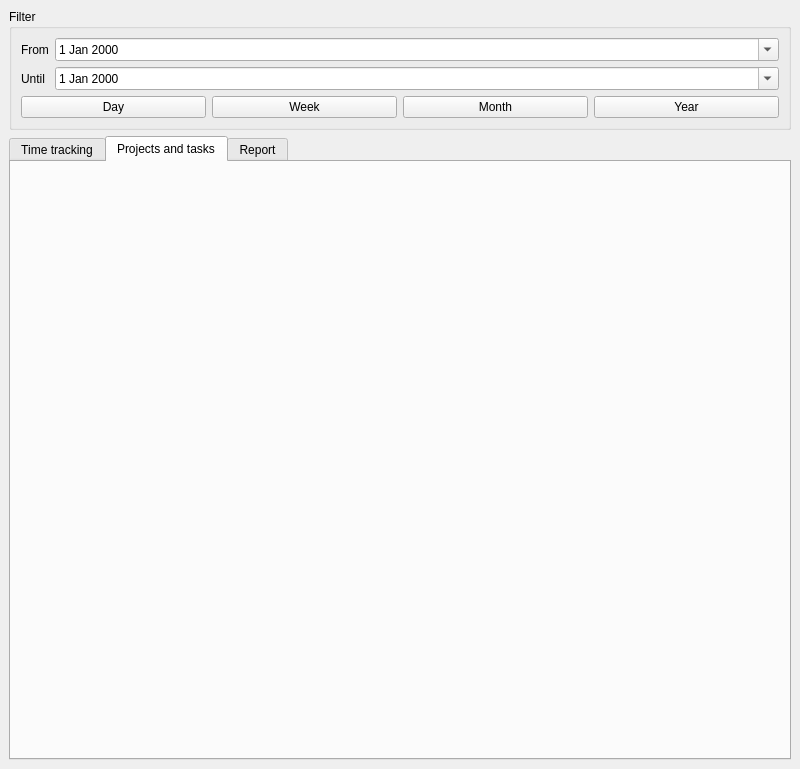
First picture: the form in timetracker/mainwindow.ui, repository tsymalla/timetracker, before the edit.
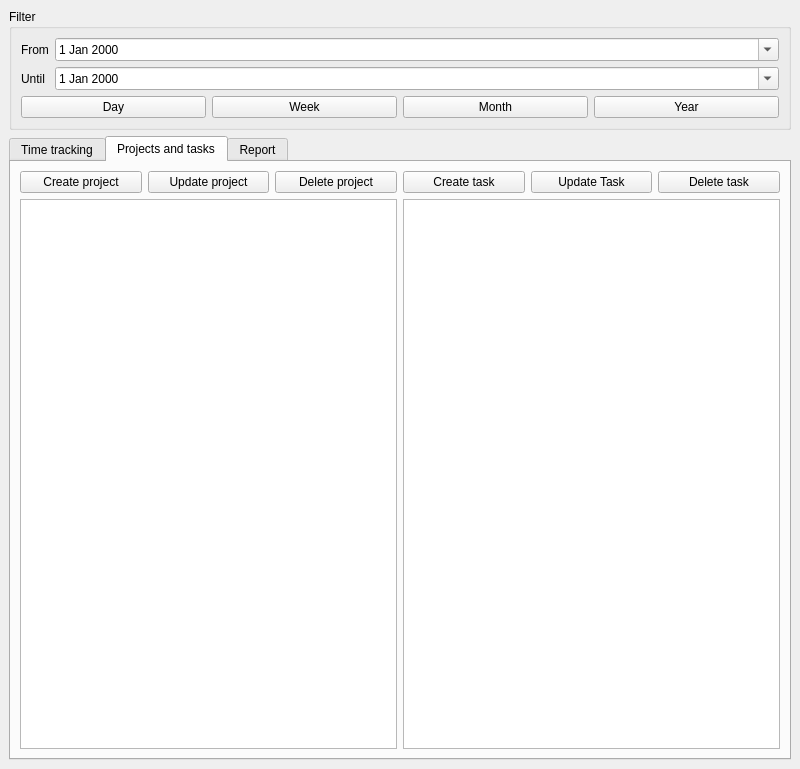
Second picture: the form after the edit. The open tabs and pages were chosen to show the change. Custom widgets are drawn as their Qt base class.

Commit message: Added project model

The edit to the form file:
```diff
--- a/timetracker/mainwindow.ui
+++ b/timetracker/mainwindow.ui
@@ -212,6 +212,76 @@
        <attribute name="title">
         <string>Projects and tasks</string>
        </attribute>
+       <layout class="QHBoxLayout" name="horizontalLayout_4">
+        <item>
+         <layout class="QVBoxLayout" name="verticalLayout_4">
+          <item>
+           <layout class="QHBoxLayout" name="horizontalLayout_5">
+            <item>
+             <widget class="QPushButton" name="btnCreateProject">
+              <property name="text">
+               <string>Create project</string>
+              </property>
+             </widget>
+            </item>
+            <item>
+             <widget class="QPushButton" name="btnUpdateProject">
+              <property name="text">
+               <string>Update project</string>
+              </property>
+             </widget>
+            </item>
+            <item>
+             <widget class="QPushButton" name="btnDeleteProject">
+              <property name="text">
+               <string>Delete project</string>
+              </property>
+             </widget>
+            </item>
+           </layout>
+          </item>
+          <item>
+           <widget class="QListView" name="lstProjects"/>
+          </item>
+         </layout>
+        </item>
+        <item>
+         <layout class="QVBoxLayout" name="verticalLayout_5">
+          <item>
+           <layout class="QVBoxLayout" name="verticalLayout_6">
+            <item>
+             <layout class="QHBoxLayout" name="horizontalLayout_7">
+              <item>
+               <widget class="QPushButton" name="btnCreateTask">
+                <property name="text">
+                 <string>Create task</string>
+                </property>
+               </widget>
+              </item>
+              <item>
+               <widget class="QPushButton" name="btnUpdateTask">
+                <property name="text">
+                 <string>Update Task</string>
+                </property>
+               </widget>
+              </item>
+              <item>
+               <widget class="QPushButton" name="btnDeleteTask">
+                <property name="text">
+                 <string>Delete task</string>
+                </property>
+               </widget>
+              </item>
+             </layout>
+            </item>
+           </layout>
+          </item>
+          <item>
+           <widget class="QListView" name="lstTasks"/>
+          </item>
+         </layout>
+        </item>
+       </layout>
       </widget>
       <widget class="QWidget" name="tabReport">
        <attribute name="title">
```
Left out of the diff: 2 changed lines with no effect on the pictures. The commit also changes 5 other files.
